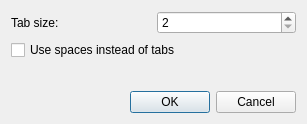
This is src/ui/frmindentationmode.ui in notepadqq/notepadqq as Qt 5 draws it before an edit. The edited form follows.
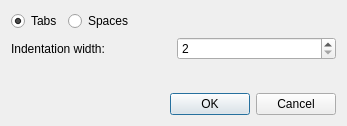
This is the edited form. Icons and pictures are not drawn.

Commit message: Improve indentation dialog

```diff
--- a/src/ui/frmindentationmode.ui
+++ b/src/ui/frmindentationmode.ui
@@ -6,20 +6,54 @@
    <rect>
     <x>0</x>
     <y>0</y>
-    <width>307</width>
-    <height>124</height>
+    <width>347</width>
+    <height>126</height>
    </rect>
   </property>
   <property name="windowTitle">
    <string>Dialog</string>
   </property>
   <layout class="QVBoxLayout" name="verticalLayout">
+   <item>
+    <layout class="QHBoxLayout" name="horizontalLayout_2">
+     <item>
+      <widget class="QRadioButton" name="radTabs">
+       <property name="text">
+        <string>Tabs</string>
+       </property>
+       <property name="checked">
+        <bool>true</bool>
+       </property>
+      </widget>
+     </item>
+     <item>
+      <widget class="QRadioButton" name="radSpaces">
+       <property name="text">
+        <string>Spaces</string>
+       </property>
+      </widget>
+     </item>
+     <item>
+      <spacer name="horizontalSpacer">
+       <property name="orientation">
+        <enum>Qt::Horizontal</enum>
+       </property>
+       <property name="sizeHint" stdset="0">
+        <size>
+         <width>40</width>
+         <height>20</height>
+        </size>
+       </property>
+      </spacer>
+     </item>
+    </layout>
+   </item>
    <item>
     <layout class="QHBoxLayout" name="horizontalLayout">
      <item>
       <widget class="QLabel" name="label">
        <property name="text">
-        <string>Tab size:</string>
+        <string>Indentation width:</string>
        </property>
       </widget>
      </item>
@@ -35,13 +69,6 @@
      </item>
     </layout>
    </item>
-   <item>
-    <widget class="QCheckBox" name="chkLanguages_IndentWithSpaces">
-     <property name="text">
-      <string>Use spaces instead of tabs</string>
-     </property>
-    </widget>
-   </item>
    <item>
     <spacer name="verticalSpacer">
      <property name="orientation">
```
Left out of the diff: 10 changed lines with no effect on the pictures. The commit also changes 1 other file.
